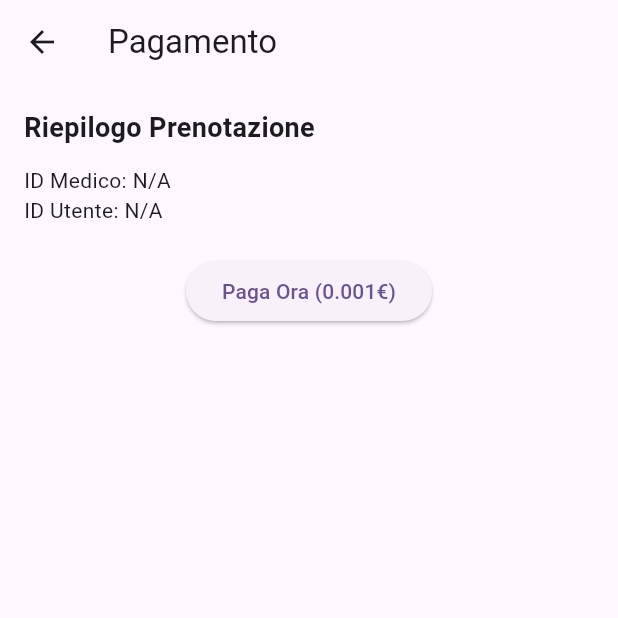
After one commit to alessandrosaccone/casamed_mobile, a Flutter app: the PaymentPage screen opened directly, on a phone screen of 412 x 824 dp, the top half of it. The commit adds this screen. Run offline on Flutter 3.47's test engine with Material 3 defaults, Android fonts, the phone set to English and light mode, and no system bars; our stand-ins replace shared_preferences, table_calendar; missing offline and left inert: flutter_stripe; accounts and stored records are empty.

Commit message:
Payment added - Stripe API used

```diff
--- /dev/null
+++ b/frontend/medcare/lib/pages/payment_page.dart
@@ -0,0 +1,102 @@
+import 'package:flutter/material.dart';
+import 'package:flutter_stripe/flutter_stripe.dart';
+import 'package:http/http.dart' as http;
+import 'dart:convert';
+
+class PaymentPage extends StatefulWidget {
+  final int? doctorId;
+  final int? userId;
+  final String? token;
+
+  const PaymentPage({
+    Key? key,
+    this.doctorId,
+    this.userId,
+    this.token,
+  }) : super(key: key);
+
+  @override
+  State<PaymentPage> createState() => _PaymentPageState();
+}
+
+class _PaymentPageState extends State<PaymentPage> {
+  bool _isLoading = false;
+
+  Future<void> _handlePayment() async {
+    setState(() {
+      _isLoading = true;
+    });
+
+    try {
+      // 1. Richiesta al backend per creare il PaymentIntent
+      final response = await http.post(
+        Uri.parse('http://10.0.2.2:3000/payments/create-payment-intent'),
+        headers: {'Content-Type': 'application/json'},
+        body: jsonEncode({
+          'amount': 50, // 0.001 euro = 1 centesimo
+          'currency': 'eur',
+        }),
+      );
+
+      final jsonResponse = jsonDecode(response.body);
+      final clientSecret = jsonResponse['clientSecret'];
+
+      // 2. Confermare il pagamento con Stripe
+      await Stripe.instance.initPaymentSheet(
+        paymentSheetParameters: SetupPaymentSheetParameters(
+          paymentIntentClientSecret: clientSecret,
+          merchantDisplayName: 'Dr. ${widget.doctorId}', // o un nome fisso
+          style: ThemeMode.light,
+        ),
+      );
+
+      await Stripe.instance.presentPaymentSheet();
+
+      ScaffoldMessenger.of(context).showSnackBar(
+        const SnackBar(content: Text('Pagamento effettuato con successo!')),
+      );
+
+      Navigator.pop(context);
+    } catch (e) {
+      print('Errore pagamento: $e');
+      ScaffoldMessenger.of(context).showSnackBar(
+        SnackBar(content: Text('Errore durante il pagamento: $e')),
+      );
+    } finally {
+      setState(() {
+        _isLoading = false;
+      });
+    }
+  }
+
+  @override
+  Widget build(BuildContext context) {
+    return Scaffold(
+      appBar: AppBar(title: const Text('Pagamento')),
+      body: Padding(
+        padding: const EdgeInsets.all(16.0),
+        child: Column(
+          crossAxisAlignment: CrossAxisAlignment.start,
+          children: [
+            const Text(
+              'Riepilogo Prenotazione',
+              style: TextStyle(fontSize: 18, fontWeight: FontWeight.bold),
+            ),
+            const SizedBox(height: 12),
+            Text('ID Medico: ${widget.doctorId ?? "N/A"}'),
+            Text('ID Utente: ${widget.userId ?? "N/A"}'),
+            const SizedBox(height: 20),
+            Center(
+              child: _isLoading
+                  ? const CircularProgressIndicator()
+                  : ElevatedButton(
+                onPressed: _handlePayment,
+                child: const Text('Paga Ora (0.001€)'),
+              ),
+            ),
+          ],
+        ),
+      ),
+    );
+  }
+}
--- a/frontend/medcare/pubspec.yaml
+++ b/frontend/medcare/pubspec.yaml
@@ -33,6 +33,8 @@ dependencies:
   http: ^1.2.2
   shared_preferences: ^2.0.13
   table_calendar: ^3.0.2
+  flutter_stripe: ^9.5.0
+
 
 
   # The following adds the Cupertino Icons font to your application.
```
Also changed, not shown: frontend/medcare/lib/main.dart (+7 -1 lines), frontend/medcare/lib/pages/save_booking.dart (+14 -2 lines), frontend/medcare/pubspec.lock, 9 other files.
